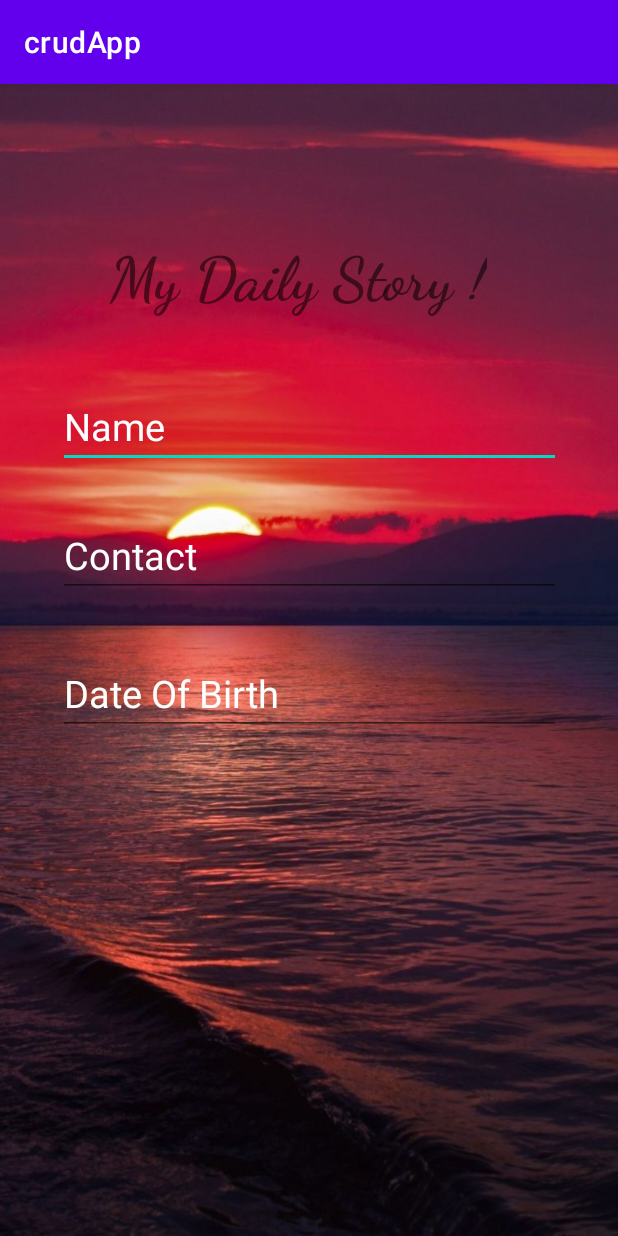
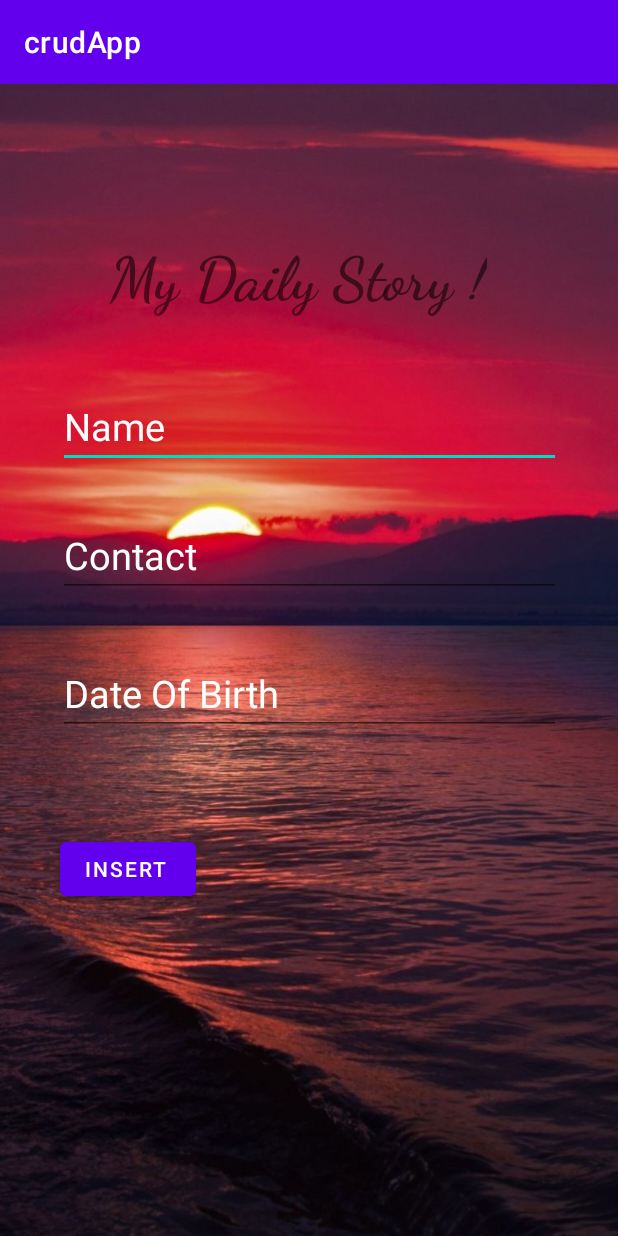
Before and after one commit to 030439/mobileAppCrud, an Android app: the screen it shows after launch (MainActivity), on a phone screen of 412 x 824 dp. Run offline under Robolectric (Android 15) with nearby library versions, the phone set to English and light mode, and no system bars.

Commit message:
insert button creatd

```diff
--- a/app/src/main/res/layout/activity_main.xml
+++ b/app/src/main/res/layout/activity_main.xml
@@ -73,4 +73,16 @@
         app:layout_constraintStart_toStartOf="parent"
         app:layout_constraintTop_toBottomOf="@+id/textView" />
 
+    <Button
+        android:id="@+id/Insert"
+        android:layout_width="wrap_content"
+        android:layout_height="wrap_content"
+        android:layout_marginStart="40dp"
+        android:layout_marginTop="50dp"
+        android:layout_marginBottom="206dp"
+        android:text="Insert "
+        app:layout_constraintBottom_toBottomOf="parent"
+        app:layout_constraintStart_toStartOf="parent"
+        app:layout_constraintTop_toBottomOf="@+id/dob" />
+
 </androidx.constraintlayout.widget.ConstraintLayout>
```
